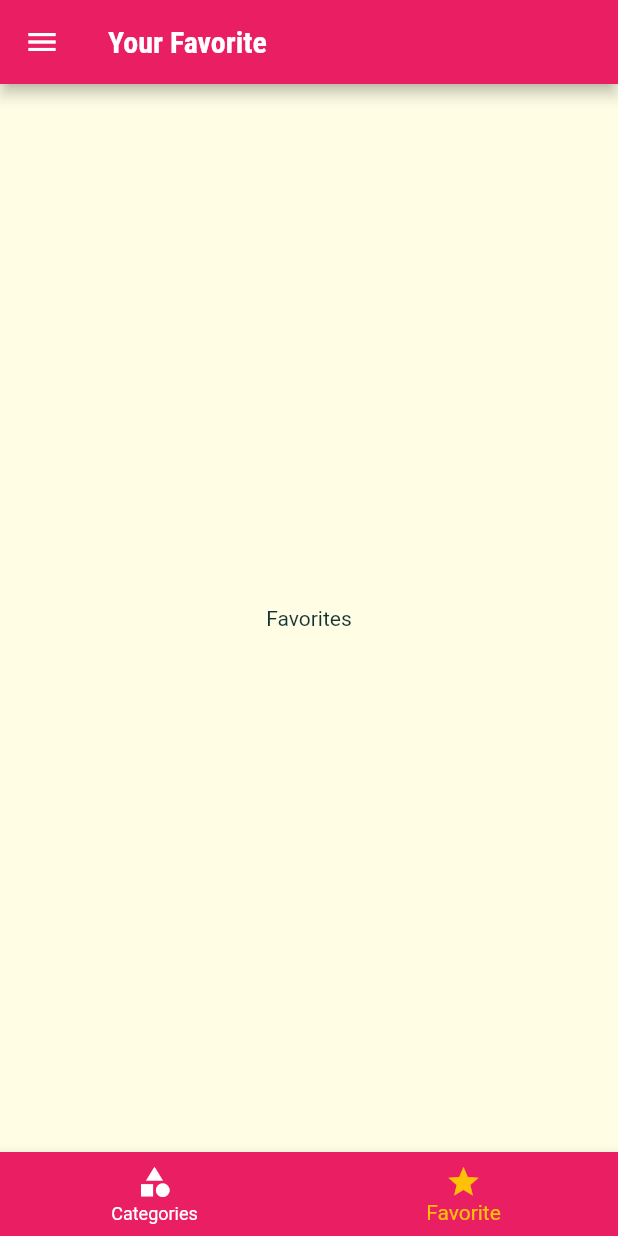
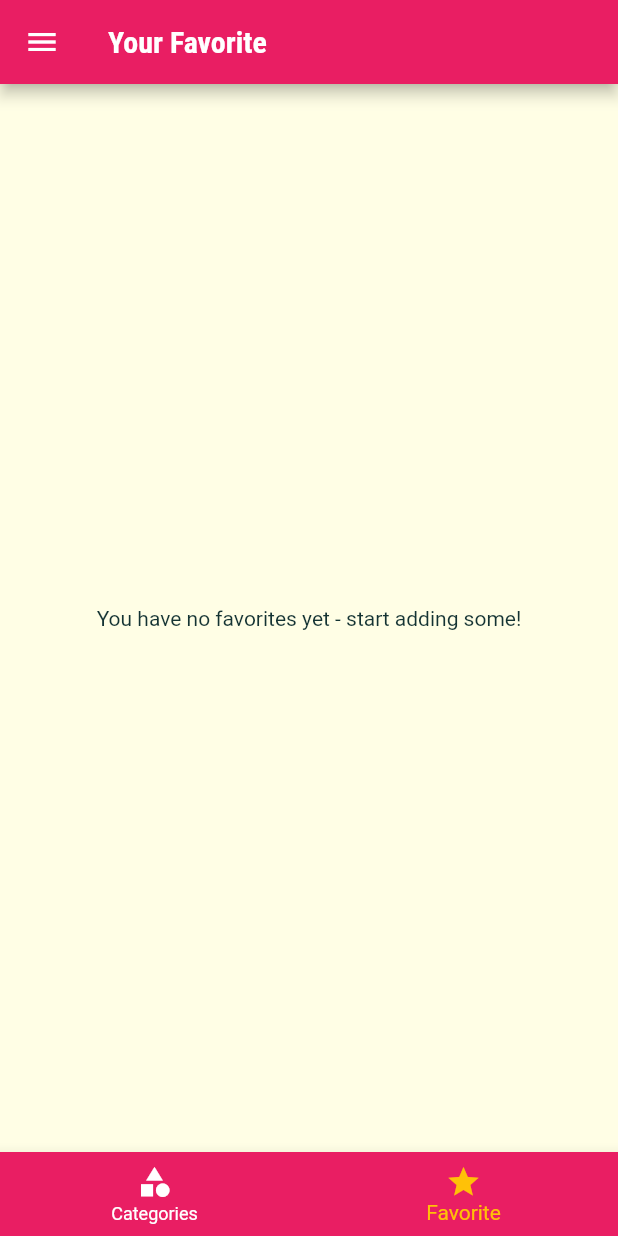
Before and after one commit to CelioHauck/meals_app, a Flutter app: the screen it shows after launch, item 2 of the bottom bar chosen, on a phone screen of 412 x 824 dp. Run offline on Flutter 3.47's test engine with Material 2 defaults, Android fonts, the phone set to English and light mode, and no system bars; Roboto replaces fonts that are missing (Raleway).

Commit message:
Logica para add receitas no fav

```diff
--- a/lib/main.dart
+++ b/lib/main.dart
@@ -6,6 +6,8 @@ import 'package:meals_app/screen/category_meals_screen.dart';
 import 'package:meals_app/screen/filters_screen.dart';
 import 'package:meals_app/screen/meal_detail_screen.dart';
 import 'package:meals_app/screen/tabs_screen.dart';
+
+import 'models/meal.dart';
 
 void main() {
   runApp(const MyApp());
@@ -26,6 +28,8 @@ class _MyAppState extends State<MyApp> {
     vegetarian: false,
   );
 
+  final List<Meal> _favorite = [];
+
   var _availableMeals = dummyMeals;
 
   void _setFilters(MealFilters filters) {
@@ -38,6 +42,25 @@ class _MyAppState extends State<MyApp> {
             !(_filters.vegetarian && !element.isVegetarian);
       }).toList();
     });
+  }
+
+  void _toggleFavorite(String mealId) {
+    final existingIndex =
+        _favorite.indexWhere((element) => element.id == mealId);
+
+    if (existingIndex >= 0) {
+      setState(() {
+        _favorite.removeAt(existingIndex);
+      });
+    } else {
+      setState(() {
+        _favorite.add(dummyMeals.firstWhere((element) => element.id == mealId));
+      });
+    }
+  }
+
+  bool _isMealFavorite(String id) {
+    return _favorite.any((element) => element.id == id);
   }
 
   // This widget is the root of your application.
@@ -79,11 +102,16 @@ class _MyAppState extends State<MyApp> {
       // home: const CategoriesScreen(),
       initialRoute: '/', // default is '/'
       routes: {
-        '/': (context) => const TabsScreen(),
+        '/': (context) => TabsScreen(
+              favoriteMeals: _favorite,
+            ),
         CategoryMealsScreen.routeName: (context) => CategoryMealsScreen(
               availableMeals: _availableMeals,
             ),
-        MealDetailScreen.routeName: (context) => const MealDetailScreen(),
+        MealDetailScreen.routeName: (context) => MealDetailScreen(
+              toogleFavorite: _toggleFavorite,
+              isMealFavorite: _isMealFavorite,
+            ),
         FiltersScreen.routeName: (context) => FiltersScreen(
               currentFilters: _filters,
               saveFilters: _setFilters,
--- a/lib/screen/favorites_screen.dart
+++ b/lib/screen/favorites_screen.dart
@@ -1,12 +1,37 @@
 import 'package:flutter/material.dart';
 
+import '../models/meal.dart';
+import '../widgets/meal_item.dart';
+
 class FavoriteScreen extends StatelessWidget {
-  const FavoriteScreen({Key? key}) : super(key: key);
+  final List<Meal> _favoriteMeals;
+
+  const FavoriteScreen({
+    Key? key,
+    required List<Meal> favoriteMeals,
+  })  : _favoriteMeals = favoriteMeals,
+        super(key: key);
 
   @override
   Widget build(BuildContext context) {
-    return const Center(
-      child: Text('Favorites'),
+    if (_favoriteMeals.isEmpty) {
+      return const Center(
+        child: Text('You have no favorites yet - start adding some!'),
+      );
+    }
+
+    return ListView.builder(
+      itemBuilder: (ctx, index) {
+        return MealItem(
+          id: _favoriteMeals[index].id,
+          title: _favoriteMeals[index].title,
+          imageUrl: _favoriteMeals[index].imageUrl,
+          duration: _favoriteMeals[index].duration,
+          complexity: _favoriteMeals[index].complexity,
+          affordability: _favoriteMeals[index].affordability,
+        );
+      },
+      itemCount: _favoriteMeals.length,
     );
   }
 }
--- a/lib/screen/tabs_screen.dart
+++ b/lib/screen/tabs_screen.dart
@@ -1,23 +1,40 @@
 import 'package:flutter/material.dart';
+import 'package:meals_app/models/meal.dart';
 import 'package:meals_app/screen/categories_screen.dart';
 
 import '../widgets/main_drawer.dart';
 import 'favorites_screen.dart';
 
 class TabsScreen extends StatefulWidget {
-  const TabsScreen({Key? key}) : super(key: key);
+  final List<Meal> _favoriteMeals;
+  const TabsScreen({
+    Key? key,
+    required List<Meal> favoriteMeals,
+  })  : _favoriteMeals = favoriteMeals,
+        super(key: key);
 
   @override
   State<TabsScreen> createState() => _TabsScreenState();
 }
 
 class _TabsScreenState extends State<TabsScreen> {
-  final List<Map<String, Object>> _pages = const [
-    {'page': CategoriesScreen(), 'title': 'Categories'},
-    {'page': FavoriteScreen(), 'title': 'Your Favorite'},
-  ];
+  final List<Map<String, Object>> _pages = [];
 
   int _selectedPageIndex = 0;
+
+  @override
+  void initState() {
+    // TODO: implement initState
+    super.initState();
+
+    _pages.addAll([
+      {'page': const CategoriesScreen(), 'title': 'Categories'},
+      {
+        'page': FavoriteScreen(favoriteMeals: widget._favoriteMeals),
+        'title': 'Your Favorite'
+      },
+    ]);
+  }
 
   void _selectPage(int index) {
     setState(() {
@@ -25,30 +42,30 @@ class _TabsScreenState extends State<TabsScreen> {
     });
   }
 
-  Widget _buildTabBarExample() => DefaultTabController(
-        length: 2,
-        child: Scaffold(
-          appBar: AppBar(
-            title: const Text('Meals'),
-            bottom: const TabBar(
-              tabs: [
-                Tab(
-                  icon: Icon(Icons.category),
-                  text: 'Categories',
-                ),
-                Tab(
-                  icon: Icon(Icons.star),
-                  text: 'Favorite',
-                ),
-              ],
-            ),
-          ),
-          body: const TabBarView(children: [
-            CategoriesScreen(),
-            FavoriteScreen(),
-          ]),
-        ),
-      );
+  // Widget _buildTabBarExample() => DefaultTabController(
+  //       length: 2,
+  //       child: Scaffold(
+  //         appBar: AppBar(
+  //           title: const Text('Meals'),
+  //           bottom: const TabBar(
+  //             tabs: [
+  //               Tab(
+  //                 icon: Icon(Icons.category),
+  //                 text: 'Categories',
+  //               ),
+  //               Tab(
+  //                 icon: Icon(Icons.star),
+  //                 text: 'Favorite',
+  //               ),
+  //             ],
+  //           ),
+  //         ),
+  //         body: const TabBarView(children: [
+  //           CategoriesScreen(),
+  //           FavoriteScreen(),
+  //         ]),
+  //       ),
+  //     );
 
   Widget _buildBottomTabBarExample(BuildContext ctx) => Scaffold(
         appBar: AppBar(
```
Also changed, not shown: lib/screen/category_meals_screen.dart (+8 -7 lines), lib/screen/meal_detail_screen.dart (+18 -3 lines), lib/widgets/meal_item.dart (+7 -4 lines).
